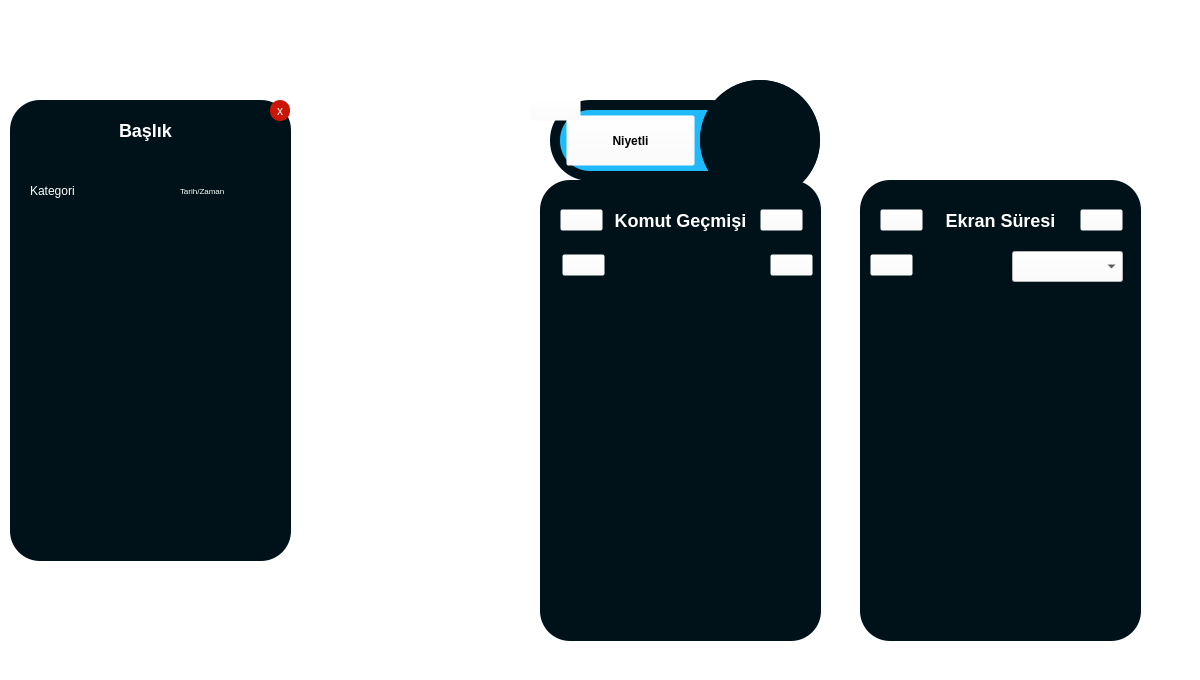
Old version of the form Niyetli.ui in the repository mehmetemrepolat/Niyetli.
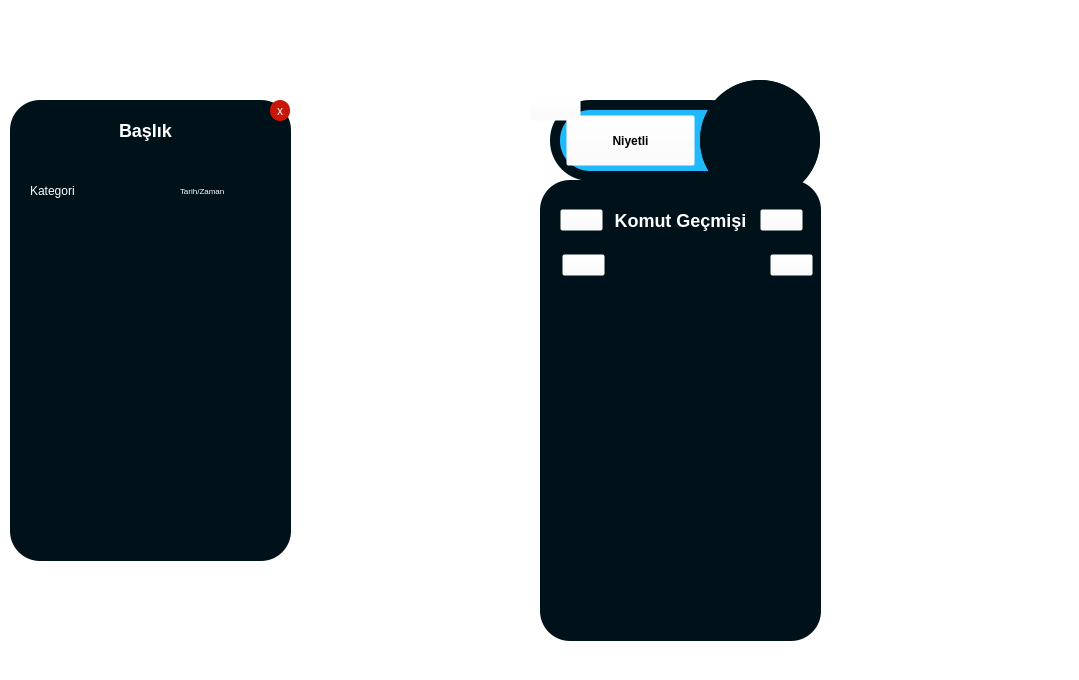
New version of the form.

```diff
--- a/Niyetli.ui
+++ b/Niyetli.ui
@@ -6,7 +6,7 @@
    <rect>
     <x>0</x>
     <y>0</y>
-    <width>1200</width>
+    <width>1079</width>
     <height>680</height>
    </rect>
   </property>
@@ -217,43 +217,6 @@
       </item>
      </layout>
     </widget>
-    <widget class="QWidget" name="verticalLayoutWidget_3">
-     <property name="geometry">
-      <rect>
-       <x>60</x>
-       <y>20</y>
-       <width>161</width>
-       <height>41</height>
-      </rect>
-     </property>
-     <layout class="QVBoxLayout" name="verticalLayout_3">
-      <item>
-       <widget class="QLabel" name="category_title">
-        <property name="font">
-         <font>
-          <family>Arial</family>
-          <pointsize>-1</pointsize>
-          <weight>75</weight>
-          <bold>true</bold>
-         </font>
-        </property>
-        <property name="styleSheet">
-         <string notr="true">color: #fff;
-border: none;
-font-family: Arial;
-font-size: 18px;
-font-weight: bold;</string>
-        </property>
-        <property name="text">
-         <string>Komut Geçmişi</string>
-        </property>
-        <property name="alignment">
-         <set>Qt::AlignCenter</set>
-        </property>
-       </widget>
-      </item>
-     </layout>
-    </widget>
     <widget class="QWidget" name="verticalLayoutWidget_13">
      <property name="geometry">
       <rect>
@@ -344,6 +307,32 @@
       </item>
      </layout>
     </widget>
+    <widget class="QWidget" name="verticalLayoutWidget_5">
+     <property name="geometry">
+      <rect>
+       <x>60</x>
+       <y>20</y>
+       <width>161</width>
+       <height>41</height>
+      </rect>
+     </property>
+     <layout class="QVBoxLayout" name="verticalLayout_4">
+      <item>
+       <widget class="QPushButton" name="category_title">
+        <property name="styleSheet">
+         <string notr="true">color: #fff;
+border: none;
+font-family: Arial;
+font-size: 18px;
+font-weight: bold;</string>
+        </property>
+        <property name="text">
+         <string>Komut Geçmişi</string>
+        </property>
+       </widget>
+      </item>
+     </layout>
+    </widget>
    </widget>
    <widget class="QFrame" name="container_content">
     <property name="enabled">
@@ -519,175 +508,6 @@
      </property>
     </widget>
    </widget>
-   <widget class="QFrame" name="container_history_3">
-    <property name="enabled">
-     <bool>true</bool>
-    </property>
-    <property name="geometry">
-     <rect>
-      <x>860</x>
-      <y>180</y>
-      <width>281</width>
-      <height>461</height>
-     </rect>
-    </property>
-    <property name="styleSheet">
-     <string notr="true">QFrame{
-	background-color:rgb(0, 18, 25);
-    border-radius: 30px;
-}</string>
-    </property>
-    <property name="frameShape">
-     <enum>QFrame::NoFrame</enum>
-    </property>
-    <property name="frameShadow">
-     <enum>QFrame::Raised</enum>
-    </property>
-    <widget class="QWidget" name="verticalLayoutWidget_5">
-     <property name="geometry">
-      <rect>
-       <x>20</x>
-       <y>110</y>
-       <width>241</width>
-       <height>331</height>
-      </rect>
-     </property>
-     <layout class="QVBoxLayout" name="verticalLayout_4">
-      <item>
-       <widget class="QTableWidget" name="tableWidget_3">
-        <property name="styleSheet">
-         <string notr="true">background: rgb(0, 18, 25);
-background-color:rgb(0, 18, 25);
-color: #bfbfbf; /* Yazı rengi*/
-border: none;
-font: arial</string>
-        </property>
-       </widget>
-      </item>
-     </layout>
-    </widget>
-    <widget class="QWidget" name="verticalLayoutWidget_12">
-     <property name="geometry">
-      <rect>
-       <x>60</x>
-       <y>20</y>
-       <width>161</width>
-       <height>41</height>
-      </rect>
-     </property>
-     <layout class="QVBoxLayout" name="verticalLayout_12">
-      <item>
-       <widget class="QLabel" name="category_title_3">
-        <property name="font">
-         <font>
-          <family>Arial</family>
-          <pointsize>-1</pointsize>
-          <weight>75</weight>
-          <bold>true</bold>
-         </font>
-        </property>
-        <property name="styleSheet">
-         <string notr="true">color: #fff;
-border: none;
-font-family: Arial;
-font-size: 18px;
-font-weight: bold;</string>
-        </property>
-        <property name="text">
-         <string>Ekran Süresi</string>
-        </property>
-        <property name="alignment">
-         <set>Qt::AlignCenter</set>
-        </property>
-       </widget>
-      </item>
-     </layout>
-    </widget>
-    <widget class="QWidget" name="verticalLayoutWidget_16">
-     <property name="geometry">
-      <rect>
-       <x>20</x>
-       <y>20</y>
-       <width>43</width>
-       <height>41</height>
-      </rect>
-     </property>
-     <layout class="QVBoxLayout" name="backLayout_2">
-      <item>
-       <widget class="QPushButton" name="back_button_2">
-        <property name="text">
-         <string/>
-        </property>
-       </widget>
-      </item>
-     </layout>
-    </widget>
-    <widget class="QWidget" name="verticalLayoutWidget_17">
-     <property name="geometry">
-      <rect>
-       <x>220</x>
-       <y>20</y>
-       <width>43</width>
-       <height>41</height>
-      </rect>
-     </property>
-     <layout class="QVBoxLayout" name="next_buttonLayout_2">
-      <item>
-       <widget class="QPushButton" name="next_button_2">
-        <property name="text">
-         <string/>
-        </property>
-       </widget>
-      </item>
-     </layout>
-    </widget>
-    <widget class="QLineEdit" name="search_2">
-     <property name="geometry">
-      <rect>
-       <x>60</x>
-       <y>70</y>
-       <width>81</width>
-       <height>31</height>
-      </rect>
-     </property>
-     <property name="styleSheet">
-      <string notr="true">color: #fff;
-</string>
-     </property>
-    </widget>
-    <widget class="QWidget" name="verticalLayoutWidget_18">
-     <property name="geometry">
-      <rect>
-       <x>10</x>
-       <y>70</y>
-       <width>43</width>
-       <height>31</height>
-      </rect>
-     </property>
-     <layout class="QVBoxLayout" name="verticalLayout_16">
-      <item>
-       <widget class="QPushButton" name="search_button_2">
-        <property name="text">
-         <string/>
-        </property>
-       </widget>
-      </item>
-     </layout>
-    </widget>
-    <widget class="QComboBox" name="comboBox">
-     <property name="geometry">
-      <rect>
-       <x>152</x>
-       <y>71</y>
-       <width>111</width>
-       <height>31</height>
-      </rect>
-     </property>
-     <property name="styleSheet">
-      <string notr="true">background-color: #fff</string>
-     </property>
-    </widget>
-   </widget>
    <widget class="QWidget" name="verticalLayoutWidget_22">
     <property name="geometry">
      <rect>
```
Left out of the diff: 1 changed line with no effect on the pictures.
